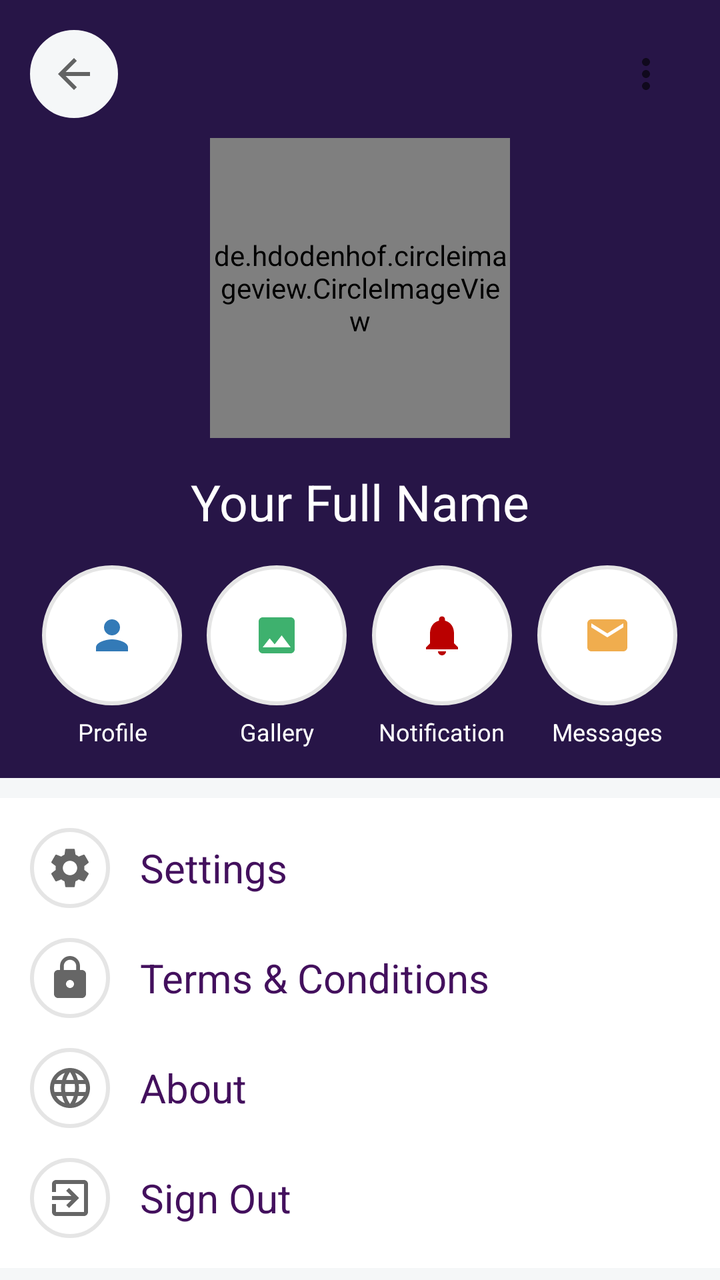
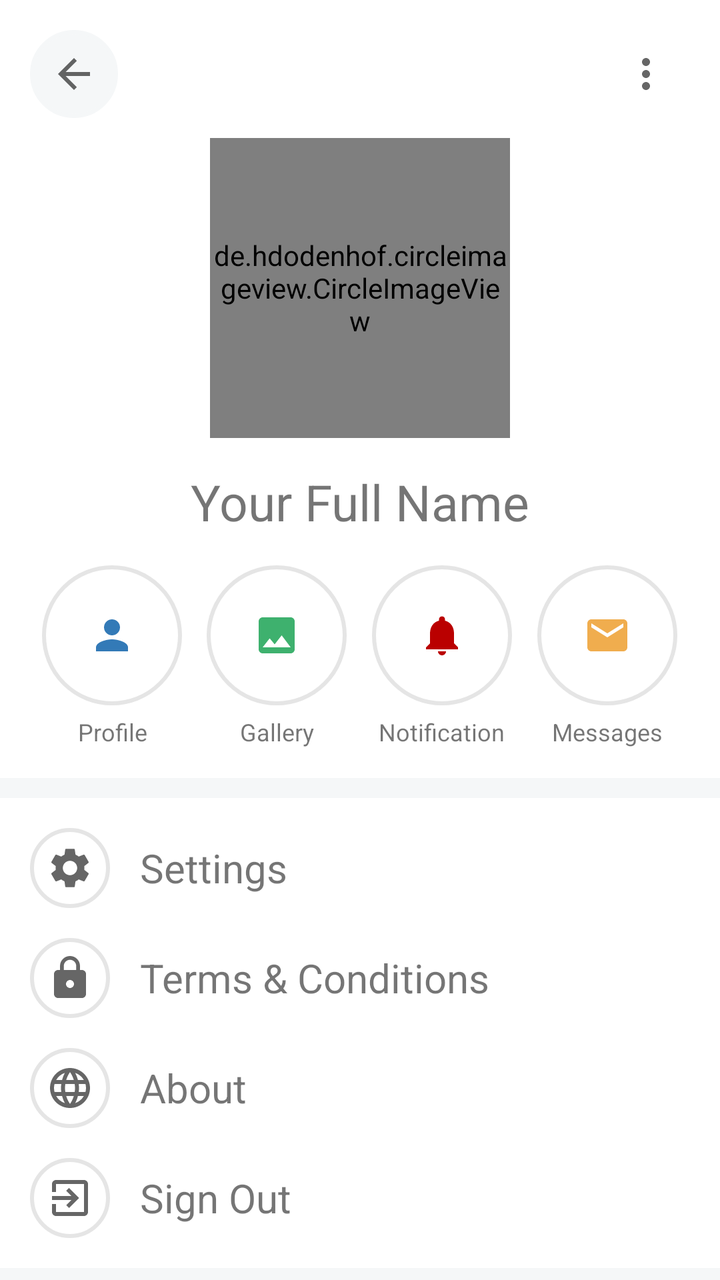

Compare the two renders of this Android layout. The source of the first and the diff that turns it into the second are given below.
<!-- AndroidManifest.xml: application theme AppTheme -->
<!-- res/layout/fragment_account.xml -->
<?xml version="1.0" encoding="utf-8"?>
<RelativeLayout xmlns:android="http://schemas.android.com/apk/res/android" xmlns:app="http://schemas.android.com/apk/res-auto"
    xmlns:tools="http://schemas.android.com/tools"
    android:background="@color/colorBackgroundGrey"
    android:layout_width="match_parent"
    android:layout_height="match_parent"
    tools:context=".views.fragments.AccountFragment">

    <androidx.core.widget.NestedScrollView
        android:scrollbars="none"
        android:fillViewport="true"
        android:layout_width="match_parent"
        android:layout_height="match_parent">
        <LinearLayout
            android:orientation="vertical"
            android:layout_width="match_parent"
            android:layout_height="match_parent">

            
            <LinearLayout
                android:padding="15dp"
                android:gravity="center"
                android:orientation="vertical"
                android:background="@color/colorPrimary"
                android:layout_marginBottom="10dp"
                android:layout_width="match_parent"
                android:layout_height="wrap_content">
                <RelativeLayout
                    android:layout_marginBottom="10dp"
                    android:layout_width="match_parent"
                    android:layout_height="wrap_content">
                    <ImageButton
                        android:id="@+id/back_button"
                        android:src="@drawable/ic_baseline_arrow_back_24"
                        android:backgroundTint="@color/colorBackgroundGrey"
                        android:background="@drawable/shape_radius_100_pad_10_stroke_grey_bg_white"
                        android:layout_width="wrap_content"
                        android:layout_height="wrap_content"/>
                    <TextView
                        android:visibility="gone"
                        android:layout_centerInParent="true"
                        android:text="Account"
                        android:textSize="20sp"
                        android:textAllCaps="true"
                        android:layout_width="wrap_content"
                        android:layout_height="wrap_content"/>
                    <ImageButton
                        android:id="@+id/item_share"
                        android:layout_alignParentEnd="true"
                        android:scaleType="fitCenter"
                        android:adjustViewBounds="true"
                        android:src="@drawable/ic_baseline_more_vert_24"
                        app:backgroundTint="@android:color/transparent"
                        android:background="@drawable/shape_radius_100_pad_10_stroke_grey_bg_white"
                        android:layout_width="wrap_content"
                        android:layout_height="wrap_content" />
                </RelativeLayout>
                <de.hdodenhof.circleimageview.CircleImageView
                    android:id="@+id/item_photo"
                    app:civ_border_width="1dp"
                    app:civ_border_color="@color/colorLightGrey"
                    app:civ_circle_background_color="@color/colorWhite"
                    app:tint="@color/colorWhite"
                    android:src="@drawable/ic_add_photo"
                    android:layout_marginBottom="15dp"
                    android:layout_width="150dp"
                    android:layout_height="150dp" />
                <TextView
                    android:id="@+id/item_name"
                    android:text="Your Full Name"
                    android:textSize="25sp"
                    android:textColor="@color/colorWhite"
                    android:layout_marginBottom="15dp"
                    android:layout_width="wrap_content"
                    android:layout_height="wrap_content"/>
                <LinearLayout
                    android:weightSum="4"
                    android:orientation="horizontal"
                    android:layout_width="match_parent"
                    android:layout_height="wrap_content">
                    <LinearLayout
                        android:gravity="center"
                        android:orientation="vertical"
                        android:layout_width="0dp"
                        android:layout_height="wrap_content"
                        android:layout_weight="1">
                        <ImageButton
                            android:id="@+id/item_profile"
                            android:layout_marginBottom="5dp"
                            android:tint="@color/colorAstral"
                            android:src="@drawable/ic_baseline_person_24"
                            android:background="@drawable/shape_radius_100_pad_10_stroke_grey_bg_white"
                            android:layout_width="70dp"
                            android:layout_height="70dp" />
                        <TextView
                            android:textSize="12sp"
                            android:textAlignment="center"
                            android:text="Profile"
                            android:textColor="@color/colorWhite"
                            android:layout_width="wrap_content"
                            android:layout_height="wrap_content"/>
                    </LinearLayout>
                    <LinearLayout
                        android:gravity="center"
                        android:orientation="vertical"
                        android:layout_width="0dp"
                        android:layout_height="wrap_content"
                        android:layout_weight="1">
                        <ImageButton
                            android:id="@+id/item_gallery"
                            android:layout_marginBottom="5dp"
                            android:tint="@color/colorOceanGreen"
                            android:src="@drawable/ic_baseline_image_24"
                            android:background="@drawable/shape_radius_100_pad_10_stroke_grey_bg_white"
                            android:layout_width="70dp"
                            android:layout_height="70dp" />
                        <TextView
                            android:textSize="12sp"
                            android:textAlignment="center"
                            android:text="Gallery"
                            android:textColor="@color/colorWhite"
                            android:layout_width="wrap_content"
                            android:layout_height="wrap_content"/>
                    </LinearLayout>
                    <LinearLayout
                        android:gravity="center"
                        android:orientation="vertical"
                        android:layout_width="0dp"
                        android:layout_height="wrap_content"
                        android:layout_weight="1">
                        <ImageButton
                            android:id="@+id/item_notification"
                            android:layout_marginBottom="5dp"
                            android:tint="@color/colorGuardsmanRed"
                            android:src="@drawable/ic_baseline_notifications_24"
                            android:background="@drawable/shape_radius_100_pad_10_stroke_grey_bg_white"
                            android:layout_width="70dp"
                            android:layout_height="70dp" />
                        <TextView
                            android:textSize="12sp"
                            android:textAlignment="center"
                            android:text="Notification"
                            android:textColor="@color/colorWhite"
                            android:layout_width="wrap_content"
                            android:layout_height="wrap_content"/>
                    </LinearLayout>
                    <LinearLayout
                        android:gravity="center"
                        android:orientation="vertical"
                        android:layout_width="0dp"
                        android:layout_height="wrap_content"
                        android:layout_weight="1">
                        <ImageButton
                            android:id="@+id/item_message"
                            android:layout_marginBottom="5dp"
                            android:tint="@color/colorSandyBrown"
                            android:src="@drawable/ic_baseline_email_24"
                            android:background="@drawable/shape_radius_100_pad_10_stroke_grey_bg_white"
                            android:layout_width="70dp"
                            android:layout_height="70dp" />
                        <TextView
                            android:textSize="12sp"
                            android:textAlignment="center"
                            android:text="Messages"
                            android:textColor="@color/colorWhite"
                            android:layout_width="wrap_content"
                            android:layout_height="wrap_content"/>
                    </LinearLayout>
                </LinearLayout>
            </LinearLayout>

            <LinearLayout
                android:padding="15dp"
                android:orientation="vertical"
                android:background="@color/colorWhite"
                android:layout_marginBottom="10dp"
                android:layout_width="match_parent"
                android:layout_height="match_parent">
                <LinearLayout
                    android:gravity="center_vertical"
                    android:orientation="horizontal"
                    android:layout_marginBottom="15dp"
                    android:layout_width="match_parent"
                    android:layout_height="wrap_content">
                    <ImageButton
                        android:src="@drawable/ic_baseline_settings_24"
                        android:background="@drawable/shape_radius_100_pad_10_stroke_grey_bg_white"
                        android:layout_marginEnd="15dp"
                        android:layout_width="40dp"
                        android:layout_height="40dp" />
                    <TextView
                        android:id="@+id/item_settings"
                        android:textSize="20sp"
                        android:textAlignment="center"
                        android:text="Settings"
                        android:textColor="@color/colorPrimaryDark"
                        android:layout_width="wrap_content"
                        android:layout_height="wrap_content"/>
                </LinearLayout>
                <LinearLayout
                    android:gravity="center_vertical"
                    android:orientation="horizontal"
                    android:layout_marginBottom="15dp"
                    android:layout_width="match_parent"
                    android:layout_height="wrap_content">
                    <ImageButton
                        android:src="@drawable/ic_baseline_lock_24"
                        android:background="@drawable/shape_radius_100_pad_10_stroke_grey_bg_white"
                        android:layout_marginEnd="15dp"
                        android:layout_width="40dp"
                        android:layout_height="40dp" />
                    <TextView
                        android:id="@+id/item_change_password"
                        android:textSize="20sp"
                        android:textAlignment="center"
                        android:text="Terms &amp; Conditions"
                        android:textColor="@color/colorPrimaryDark"
                        android:layout_width="wrap_content"
                        android:layout_height="wrap_content"/>
                </LinearLayout>
                <LinearLayout
                    android:gravity="center_vertical"
                    android:orientation="horizontal"
                    android:layout_marginBottom="15dp"
                    android:layout_width="match_parent"
                    android:layout_height="wrap_content">
                    <ImageButton
                        android:src="@drawable/ic_baseline_language_24"
                        android:background="@drawable/shape_radius_100_pad_10_stroke_grey_bg_white"
                        android:layout_marginEnd="15dp"
                        android:layout_width="40dp"
                        android:layout_height="40dp" />
                    <TextView
                        android:id="@+id/item_change_language"
                        android:textSize="20sp"
                        android:textAlignment="center"
                        android:text="About"
                        android:textColor="@color/colorPrimaryDark"
                        android:layout_width="wrap_content"
                        android:layout_height="wrap_content"/>
                </LinearLayout>
                <LinearLayout
                    android:gravity="center_vertical"
                    android:orientation="horizontal"
                    android:layout_width="match_parent"
                    android:layout_height="wrap_content">
                    <ImageButton
                        android:src="@drawable/ic_baseline_exit_to_app_24"
                        android:background="@drawable/shape_radius_100_pad_10_stroke_grey_bg_white"
                        android:layout_marginEnd="15dp"
                        android:layout_width="40dp"
                        android:layout_height="40dp" />
                    <TextView
                        android:id="@+id/item_sign_out"
                        android:textSize="20sp"
                        android:textAlignment="center"
                        android:text="Sign Out"
                        android:textColor="@color/colorPrimaryDark"
                        android:layout_width="wrap_content"
                        android:layout_height="wrap_content"/>
                </LinearLayout>
            </LinearLayout>


        </LinearLayout>
    </androidx.core.widget.NestedScrollView>

</RelativeLayout>
<!-- resources referenced by this layout -->
<resources>
  <color name="colorAstral">#337AB7</color>
  <color name="colorBackgroundGrey">#F5F7F8</color>
  <color name="colorGuardsmanRed">#BA0000</color>
  <color name="colorLightGrey">#F2F2F2</color>
  <color name="colorOceanGreen">#3EB16E</color>
  <color name="colorPrimary">#271547</color>
  <color name="colorPrimaryDark">#43105D</color>
  <color name="colorSandyBrown">#F0AD4E</color>
  <color name="colorWhite">#FFFFFF</color>
  <!-- drawable ic_baseline_arrow_back_24 (drawable) -->
  <vector xmlns:android="http://schemas.android.com/apk/res/android"
      android:width="24dp"
      android:height="24dp"
      android:viewportWidth="24"
      android:viewportHeight="24"
      android:tint="?attr/colorControlNormal">
    <path
        android:fillColor="@android:color/white"
        android:pathData="M20,11H7.83l5.59,-5.59L12,4l-8,8 8,8 1.41,-1.41L7.83,13H20v-2z"/>
  </vector>
  <!-- drawable ic_baseline_email_24 (drawable) -->
  <vector xmlns:android="http://schemas.android.com/apk/res/android"
      android:width="24dp"
      android:height="24dp"
      android:viewportWidth="24"
      android:viewportHeight="24"
      android:tint="?attr/colorControlNormal">
    <path
        android:fillColor="@android:color/white"
        android:pathData="M20,4L4,4c-1.1,0 -1.99,0.9 -1.99,2L2,18c0,1.1 0.9,2 2,2h16c1.1,0 2,-0.9 2,-2L22,6c0,-1.1 -0.9,-2 -2,-2zM20,8l-8,5 -8,-5L4,6l8,5 8,-5v2z"/>
  </vector>
  <!-- drawable ic_baseline_image_24 (drawable) -->
  <vector xmlns:android="http://schemas.android.com/apk/res/android"
      android:width="24dp"
      android:height="24dp"
      android:viewportWidth="24"
      android:viewportHeight="24"
      android:tint="?attr/colorControlNormal">
    <path
        android:fillColor="@android:color/white"
        android:pathData="M21,19V5c0,-1.1 -0.9,-2 -2,-2H5c-1.1,0 -2,0.9 -2,2v14c0,1.1 0.9,2 2,2h14c1.1,0 2,-0.9 2,-2zM8.5,13.5l2.5,3.01L14.5,12l4.5,6H5l3.5,-4.5z"/>
  </vector>
  <!-- drawable ic_baseline_more_vert_24 (drawable) -->
  <vector xmlns:android="http://schemas.android.com/apk/res/android"
      android:width="24dp"
      android:height="24dp"
      android:viewportWidth="24"
      android:viewportHeight="24"
      android:tint="?attr/colorControlNormal">
    <path
        android:fillColor="@android:color/white"
        android:pathData="M12,8c1.1,0 2,-0.9 2,-2s-0.9,-2 -2,-2 -2,0.9 -2,2 0.9,2 2,2zM12,10c-1.1,0 -2,0.9 -2,2s0.9,2 2,2 2,-0.9 2,-2 -0.9,-2 -2,-2zM12,16c-1.1,0 -2,0.9 -2,2s0.9,2 2,2 2,-0.9 2,-2 -0.9,-2 -2,-2z"/>
  </vector>
  <!-- drawable ic_baseline_person_24 (drawable) -->
  <vector xmlns:android="http://schemas.android.com/apk/res/android"
      android:width="24dp"
      android:height="24dp"
      android:viewportWidth="24"
      android:viewportHeight="24"
      android:tint="?attr/colorControlNormal">
    <path
        android:fillColor="@android:color/white"
        android:pathData="M12,12c2.21,0 4,-1.79 4,-4s-1.79,-4 -4,-4 -4,1.79 -4,4 1.79,4 4,4zM12,14c-2.67,0 -8,1.34 -8,4v2h16v-2c0,-2.66 -5.33,-4 -8,-4z"/>
  </vector>
  <!-- drawable shape_radius_100_pad_10_stroke_grey_bg_white (drawable) -->
  <?xml version="1.0" encoding="utf-8"?>
  <shape xmlns:android="http://schemas.android.com/apk/res/android">
      
      <solid android:color="@color/colorWhite" />
      <stroke android:width="2dp" android:color="#e5e5e5" />
      <padding android:left="10dp" android:top="10dp" android:right="10dp" android:bottom="10dp"/>
      <corners android:radius="100dp"/>
  </shape>
  <style name="AppTheme" parent="Theme.MaterialComponents.DayNight.NoActionBar">
          
          <item name="colorPrimary">@color/colorPrimary</item>
          <item name="colorPrimaryDark">@color/colorPrimaryDark</item>
          <item name="colorAccent">@color/colorAccent</item>
      </style>
  <color name="colorAccent">#2D164A</color>
  <!-- unchanged entries left out for length: 6 -->
</resources>

<!-- the commit's change to res/layout/fragment_account.xml (unified diff, before → after) -->
@@ -21,7 +21,7 @@
                 android:padding="15dp"
                 android:gravity="center"
                 android:orientation="vertical"
-                android:background="@color/colorPrimary"
+                android:background="@color/colorWhite"
                 android:layout_marginBottom="10dp"
                 android:layout_width="match_parent"
                 android:layout_height="wrap_content">
@@ -69,7 +69,6 @@
                     android:id="@+id/item_name"
                     android:text="Your Full Name"
                     android:textSize="25sp"
-                    android:textColor="@color/colorWhite"
                     android:layout_marginBottom="15dp"
                     android:layout_width="wrap_content"
                     android:layout_height="wrap_content"/>
@@ -96,7 +95,6 @@
                             android:textSize="12sp"
                             android:textAlignment="center"
                             android:text="Profile"
-                            android:textColor="@color/colorWhite"
                             android:layout_width="wrap_content"
                             android:layout_height="wrap_content"/>
                     </LinearLayout>
@@ -118,7 +116,6 @@
                             android:textSize="12sp"
                             android:textAlignment="center"
                             android:text="Gallery"
-                            android:textColor="@color/colorWhite"
                             android:layout_width="wrap_content"
                             android:layout_height="wrap_content"/>
                     </LinearLayout>
@@ -140,7 +137,6 @@
                             android:textSize="12sp"
                             android:textAlignment="center"
                             android:text="Notification"
-                            android:textColor="@color/colorWhite"
                             android:layout_width="wrap_content"
                             android:layout_height="wrap_content"/>
                     </LinearLayout>
@@ -162,7 +158,6 @@
                             android:textSize="12sp"
                             android:textAlignment="center"
                             android:text="Messages"
-                            android:textColor="@color/colorWhite"
                             android:layout_width="wrap_content"
                             android:layout_height="wrap_content"/>
                     </LinearLayout>
@@ -193,7 +188,6 @@
                         android:textSize="20sp"
                         android:textAlignment="center"
                         android:text="Settings"
-                        android:textColor="@color/colorPrimaryDark"
                         android:layout_width="wrap_content"
                         android:layout_height="wrap_content"/>
                 </LinearLayout>
@@ -214,7 +208,6 @@
                         android:textSize="20sp"
                         android:textAlignment="center"
                         android:text="Terms &amp; Conditions"
-                        android:textColor="@color/colorPrimaryDark"
                         android:layout_width="wrap_content"
                         android:layout_height="wrap_content"/>
                 </LinearLayout>
@@ -235,7 +228,6 @@
                         android:textSize="20sp"
                         android:textAlignment="center"
                         android:text="About"
-                        android:textColor="@color/colorPrimaryDark"
                         android:layout_width="wrap_content"
                         android:layout_height="wrap_content"/>
                 </LinearLayout>
@@ -255,7 +247,6 @@
                         android:textSize="20sp"
                         android:textAlignment="center"
                         android:text="Sign Out"
-                        android:textColor="@color/colorPrimaryDark"
                         android:layout_width="wrap_content"
                         android:layout_height="wrap_content"/>
                 </LinearLayout>
